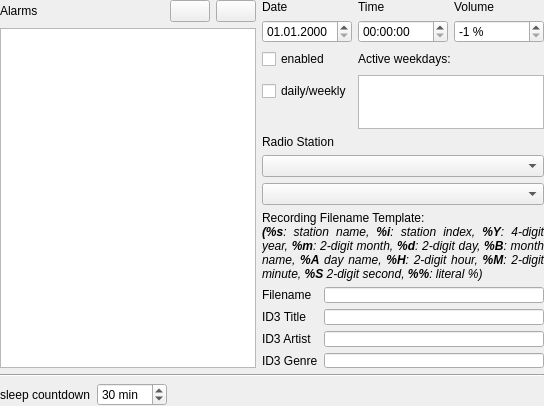
pbek/kradio, file plugins/timecontrol/timecontrol-configuration-ui.ui: the form before one commit.
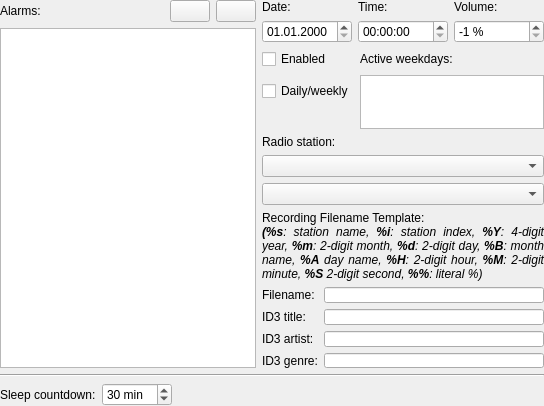
The form after the commit. Custom widgets are drawn as their Qt base class.

```diff
--- a/plugins/timecontrol/timecontrol-configuration-ui.ui
+++ b/plugins/timecontrol/timecontrol-configuration-ui.ui
@@ -16,7 +16,7 @@
      <item>
       <widget class="QLabel" name="labelSleep">
        <property name="text">
-        <string>sleep countdown</string>
+        <string>Sleep countdown:</string>
        </property>
        <property name="wordWrap">
         <bool>false</bool>
@@ -83,7 +83,7 @@
           </sizepolicy>
          </property>
          <property name="text">
-          <string>Alarms</string>
+          <string>Alarms:</string>
          </property>
          <property name="wordWrap">
           <bool>false</bool>
@@ -127,7 +127,7 @@
          <item>
           <widget class="QLabel" name="labelAlarmDate">
            <property name="text">
-            <string>Date</string>
+            <string>Date:</string>
            </property>
            <property name="wordWrap">
             <bool>false</bool>
@@ -154,7 +154,7 @@
          <item>
           <widget class="QLabel" name="labelAlarmTime">
            <property name="text">
-            <string>Time</string>
+            <string>Time:</string>
            </property>
            <property name="wordWrap">
             <bool>false</bool>
@@ -181,7 +181,7 @@
          <item>
           <widget class="QLabel" name="labelAlarmVolume">
            <property name="text">
-            <string>Volume</string>
+            <string>Volume:</string>
            </property>
            <property name="wordWrap">
             <bool>false</bool>
@@ -238,14 +238,14 @@
        <item row="2" column="0">
         <widget class="QCheckBox" name="checkboxAlarmDaily">
          <property name="text">
-          <string>daily/weekly</string>
+          <string>Daily/weekly</string>
          </property>
         </widget>
        </item>
        <item row="0" column="0">
         <widget class="QCheckBox" name="checkboxAlarmEnable">
          <property name="text">
-          <string>enabled</string>
+          <string>Enabled</string>
          </property>
         </widget>
        </item>
@@ -261,7 +261,7 @@
      <item>
       <widget class="QLabel" name="labelStationSelection">
        <property name="text">
-        <string>Radio Station</string>
+        <string>Radio station:</string>
        </property>
        <property name="wordWrap">
         <bool>false</bool>
@@ -313,28 +313,28 @@
        <item row="0" column="0">
         <widget class="QLabel" name="labelRecordingTemplateFilename">
          <property name="text">
-          <string>Filename</string>
+          <string>Filename:</string>
          </property>
         </widget>
        </item>
        <item row="1" column="0">
         <widget class="QLabel" name="labelRecordingTemplateID3Title">
          <property name="text">
-          <string>ID3 Title</string>
+          <string>ID3 title:</string>
          </property>
         </widget>
        </item>
        <item row="2" column="0">
         <widget class="QLabel" name="labelRecordingTemplateID3Artist">
          <property name="text">
-          <string>ID3 Artist</string>
+          <string>ID3 artist:</string>
          </property>
         </widget>
        </item>
        <item row="3" column="0">
         <widget class="QLabel" name="labelRecordingTemplateID3Genre">
          <property name="text">
-          <string>ID3 Genre</string>
+          <string>ID3 genre:</string>
          </property>
         </widget>
        </item>
```
